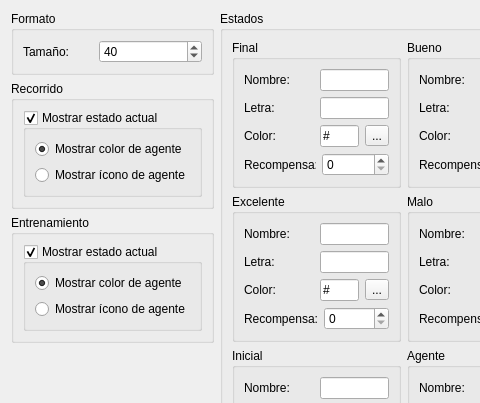
Before: the Qt Designer form gui/qt/IA2013TPIRLGUI/gwopcionesdialog.ui in ssebastianj/ia2013-tpi-rl, drawn with Qt 5; both pictures show x 0 to 480 and y 0 to 403 of the 775 by 527 pixel window.
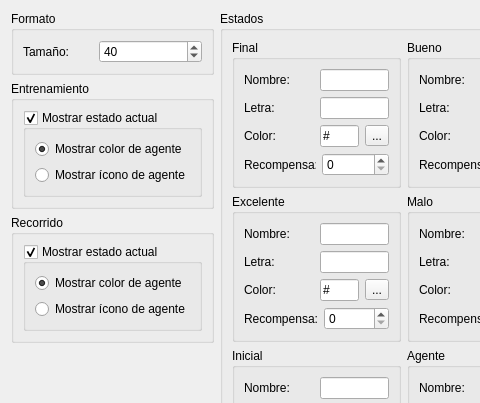
After: the same form once the commit is applied. Icons and pictures are not drawn.

Commit message: Pequeño reordenamiento de widget en cuadro de diálogo para configurar Grid World. Versión 1.8.2.

Patch:
```diff
--- a/gui/qt/IA2013TPIRLGUI/gwopcionesdialog.ui
+++ b/gui/qt/IA2013TPIRLGUI/gwopcionesdialog.ui
@@ -1124,61 +1124,6 @@
     </widget>
    </item>
    <item row="2" column="0">
-    <widget class="QGroupBox" name="gbEntrenamiento">
-     <property name="title">
-      <string>Entrenamiento</string>
-     </property>
-     <layout class="QGridLayout" name="gridLayout_5">
-      <item row="0" column="0">
-       <widget class="QGroupBox" name="gbEntShowActualState">
-        <property name="title">
-         <string>Mostrar estado actual</string>
-        </property>
-        <property name="flat">
-         <bool>true</bool>
-        </property>
-        <property name="checkable">
-         <bool>true</bool>
-        </property>
-        <layout class="QGridLayout" name="gridLayout_4">
-         <item row="0" column="0">
-          <layout class="QVBoxLayout" name="verticalLayout">
-           <item>
-            <layout class="QHBoxLayout" name="horizontalLayout_2">
-             <item>
-              <widget class="QRadioButton" name="optEntMostrarColorFondo">
-               <property name="minimumSize">
-                <size>
-                 <width>140</width>
-                 <height>0</height>
-                </size>
-               </property>
-               <property name="text">
-                <string>Mostrar color de agente</string>
-               </property>
-               <property name="checked">
-                <bool>true</bool>
-               </property>
-              </widget>
-             </item>
-            </layout>
-           </item>
-           <item>
-            <widget class="QRadioButton" name="optEntMostrarIcono">
-             <property name="text">
-              <string>Mostrar ícono de agente</string>
-             </property>
-            </widget>
-           </item>
-          </layout>
-         </item>
-        </layout>
-       </widget>
-      </item>
-     </layout>
-    </widget>
-   </item>
-   <item row="1" column="0">
     <widget class="QGroupBox" name="gbRecorrido">
      <property name="title">
       <string>Recorrido</string>
@@ -1262,7 +1207,7 @@
      </property>
     </widget>
    </item>
-   <item row="3" column="0">
+   <item row="4" column="0">
     <spacer name="verticalSpacer_4">
      <property name="orientation">
       <enum>Qt::Vertical</enum>
@@ -1275,7 +1220,7 @@
      </property>
     </spacer>
    </item>
-   <item row="5" column="1">
+   <item row="6" column="1">
     <spacer name="verticalSpacer">
      <property name="orientation">
       <enum>Qt::Vertical</enum>
@@ -1288,6 +1233,61 @@
      </property>
     </spacer>
    </item>
+   <item row="1" column="0">
+    <widget class="QGroupBox" name="gbEntrenamiento">
+     <property name="title">
+      <string>Entrenamiento</string>
+     </property>
+     <layout class="QGridLayout" name="gridLayout_5">
+      <item row="0" column="0">
+       <widget class="QGroupBox" name="gbEntShowActualState">
+        <property name="title">
+         <string>Mostrar estado actual</string>
+        </property>
+        <property name="flat">
+         <bool>true</bool>
+        </property>
+        <property name="checkable">
+         <bool>true</bool>
+        </property>
+        <layout class="QGridLayout" name="gridLayout_4">
+         <item row="0" column="0">
+          <layout class="QVBoxLayout" name="verticalLayout">
+           <item>
+            <layout class="QHBoxLayout" name="horizontalLayout_2">
+             <item>
+              <widget class="QRadioButton" name="optEntMostrarColorFondo">
+               <property name="minimumSize">
+                <size>
+                 <width>140</width>
+                 <height>0</height>
+                </size>
+               </property>
+               <property name="text">
+                <string>Mostrar color de agente</string>
+               </property>
+               <property name="checked">
+                <bool>true</bool>
+               </property>
+              </widget>
+             </item>
+            </layout>
+           </item>
+           <item>
+            <widget class="QRadioButton" name="optEntMostrarIcono">
+             <property name="text">
+              <string>Mostrar ícono de agente</string>
+             </property>
+            </widget>
+           </item>
+          </layout>
+         </item>
+        </layout>
+       </widget>
+      </item>
+     </layout>
+    </widget>
+   </item>
   </layout>
  </widget>
  <tabstops>
```
Left out of the diff: 6 changed lines with no effect on the pictures. The commit also changes 8 other files.
